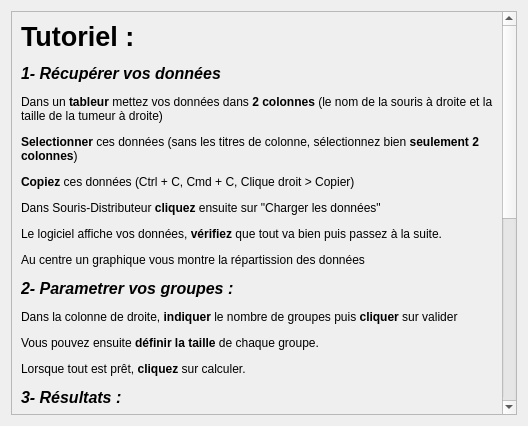
Above: tutoriel.ui from BriceGay/souris-distributeur before the change. Below: the same form after it.
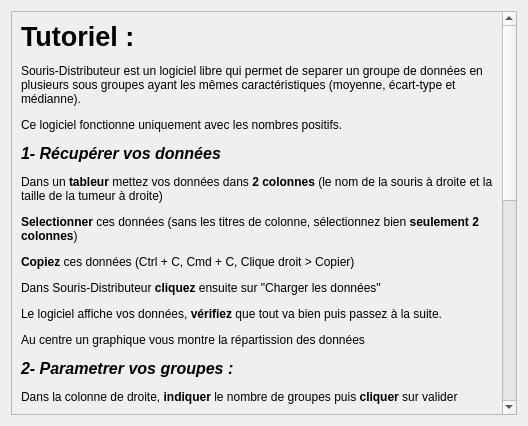
That is the form after the change. Icons and pictures are not drawn.

Commit message: Ajout des moy/ET dans les résultats Modification du tutoriel

```diff
--- a/tutoriel.ui
+++ b/tutoriel.ui
@@ -25,14 +25,14 @@
         <x>0</x>
         <y>0</y>
         <width>494</width>
-        <height>892</height>
+        <height>1017</height>
        </rect>
       </property>
       <layout class="QGridLayout" name="gridLayout_2">
        <item row="0" column="0">
         <widget class="QLabel" name="label">
          <property name="text">
-          <string>&lt;html&gt;&lt;head/&gt;&lt;body&gt;&lt;p&gt;&lt;span style=&quot; font-size:20pt; font-weight:600;&quot;&gt;Tutoriel :&lt;/span&gt;&lt;/p&gt;&lt;p&gt;&lt;span style=&quot; font-size:12pt; font-weight:600; font-style:italic;&quot;&gt;1- Récupérer vos données&lt;/span&gt;&lt;/p&gt;&lt;p&gt;Dans un &lt;span style=&quot; font-weight:600;&quot;&gt;tableur&lt;/span&gt; mettez vos données dans &lt;span style=&quot; font-weight:600;&quot;&gt;2 colonnes&lt;/span&gt; (le nom de la souris à droite et la taille de la tumeur à droite)&lt;/p&gt;&lt;p&gt;&lt;span style=&quot; font-weight:600;&quot;&gt;Selectionner&lt;/span&gt; ces données (sans les titres de colonne, sélectionnez bien &lt;span style=&quot; font-weight:600;&quot;&gt;seulement 2 colonnes&lt;/span&gt;) &lt;/p&gt;&lt;p&gt;&lt;img src=&quot;:/screenTableur.png&quot;/&gt;&lt;/p&gt;&lt;p&gt;&lt;span style=&quot; font-weight:600;&quot;&gt;Copiez&lt;/span&gt; ces données (Ctrl + C, Cmd + C, Clique droit &amp;gt; Copier)&lt;/p&gt;&lt;p&gt;Dans Souris-Distributeur&lt;span style=&quot; font-weight:600;&quot;&gt; cliquez&lt;/span&gt; ensuite sur &amp;quot;Charger les données&amp;quot;&lt;/p&gt;&lt;p&gt;Le logiciel affiche vos données, &lt;span style=&quot; font-weight:600;&quot;&gt;vérifiez&lt;/span&gt; que tout va bien puis passez à la suite.&lt;/p&gt;&lt;p&gt;Au centre un graphique vous montre la répartission des données&lt;/p&gt;&lt;p&gt;&lt;span style=&quot; font-size:12pt; font-weight:600; font-style:italic;&quot;&gt;2- Parametrer vos groupes :&lt;/span&gt;&lt;/p&gt;&lt;p&gt;Dans la colonne de droite, &lt;span style=&quot; font-weight:600;&quot;&gt;indiquer&lt;/span&gt; le nombre de groupes puis &lt;span style=&quot; font-weight:600;&quot;&gt;cliquer&lt;/span&gt; sur valider&lt;/p&gt;&lt;p&gt;Vous pouvez ensuite &lt;span style=&quot; font-weight:600;&quot;&gt;définir la taille&lt;/span&gt; de chaque groupe.&lt;/p&gt;&lt;p&gt;Lorsque tout est prêt, &lt;span style=&quot; font-weight:600;&quot;&gt;cliquez&lt;/span&gt; sur calculer.&lt;/p&gt;&lt;p&gt;&lt;span style=&quot; font-size:12pt; font-weight:600; font-style:italic;&quot;&gt;3- Résultats :&lt;/span&gt;&lt;/p&gt;&lt;p&gt;Le logiciel copie les résultats dans le presse-papier, il vous suffit de les coller dans un tableur&lt;br/&gt;&lt;/p&gt;&lt;p&gt;&lt;br/&gt;&lt;/p&gt;&lt;p&gt;&lt;span style=&quot; font-size:20pt; font-weight:600;&quot;&gt;Informations sur le logiciel :&lt;/span&gt;&lt;/p&gt;&lt;p&gt;Ce logiciel a été dévellopé par Brice Gay (brice.gay1@gmail.com) en 2019 pour l'IAB (INSERM). &lt;/p&gt;&lt;p&gt;&lt;span style=&quot; font-weight:600;&quot;&gt;Code source :&lt;/span&gt;&lt;a href=&quot;https://github.com/BriceGay/souris-distributeur&quot;&gt;&lt;span style=&quot; text-decoration: underline; color:#0000ff;&quot;&gt;https://github.com/BriceGay/souris-distributeur&lt;/span&gt;&lt;/a&gt;&lt;/p&gt;&lt;p&gt;&lt;span style=&quot; font-weight:600;&quot;&gt;Licence :&lt;/span&gt;&lt;/p&gt;&lt;p&gt;Copyright Brice Gay (brice.gay1@gmail.com) 2019 &lt;/p&gt;&lt;p&gt;&lt;span style=&quot; font-family:'monospace';&quot;&gt;This program is free software: you can redistribute it and/or modify it under the terms of the GNU General Public License as published by the Free Software Foundation, either version 3 of the License, or (at your option) any later version. This program is distributed in the hope that it will be useful, but WITHOUT ANY WARRANTY; without even the implied warranty of MERCHANTABILITY or FITNESS FOR A PARTICULAR PURPOSE. See the GNU General Public License for more details. You should have received a copy of the GNU General Public License along with this program. If not, see &amp;lt;https://www.gnu.org/licenses/&amp;gt;.&lt;/span&gt;&lt;/p&gt;&lt;/body&gt;&lt;/html&gt;</string>
+          <string>&lt;html&gt;&lt;head/&gt;&lt;body&gt;&lt;p&gt;&lt;span style=&quot; font-size:20pt; font-weight:600;&quot;&gt;Tutoriel :&lt;/span&gt;&lt;/p&gt;&lt;p&gt;Souris-Distributeur est un logiciel libre qui permet de separer un groupe de données en plusieurs sous groupes ayant les mêmes caractéristiques (moyenne, écart-type et médianne).&lt;/p&gt;&lt;p&gt;Ce logiciel fonctionne uniquement avec les nombres positifs.&lt;/p&gt;&lt;p&gt;&lt;span style=&quot; font-size:12pt; font-weight:600; font-style:italic;&quot;&gt;1- Récupérer vos données&lt;/span&gt;&lt;/p&gt;&lt;p&gt;Dans un &lt;span style=&quot; font-weight:600;&quot;&gt;tableur&lt;/span&gt; mettez vos données dans &lt;span style=&quot; font-weight:600;&quot;&gt;2 colonnes&lt;/span&gt; (le nom de la souris à droite et la taille de la tumeur à droite)&lt;/p&gt;&lt;p&gt;&lt;span style=&quot; font-weight:600;&quot;&gt;Selectionner&lt;/span&gt; ces données (sans les titres de colonne, sélectionnez bien &lt;span style=&quot; font-weight:600;&quot;&gt;seulement 2 colonnes&lt;/span&gt;) &lt;/p&gt;&lt;p&gt;&lt;img src=&quot;:/screenTableur.png&quot;/&gt;&lt;/p&gt;&lt;p&gt;&lt;span style=&quot; font-weight:600;&quot;&gt;Copiez&lt;/span&gt; ces données (Ctrl + C, Cmd + C, Clique droit &amp;gt; Copier)&lt;/p&gt;&lt;p&gt;Dans Souris-Distributeur&lt;span style=&quot; font-weight:600;&quot;&gt; cliquez&lt;/span&gt; ensuite sur &amp;quot;Charger les données&amp;quot;&lt;/p&gt;&lt;p&gt;Le logiciel affiche vos données, &lt;span style=&quot; font-weight:600;&quot;&gt;vérifiez&lt;/span&gt; que tout va bien puis passez à la suite.&lt;/p&gt;&lt;p&gt;Au centre un graphique vous montre la répartission des données&lt;/p&gt;&lt;p&gt;&lt;span style=&quot; font-size:12pt; font-weight:600; font-style:italic;&quot;&gt;2- Parametrer vos groupes :&lt;/span&gt;&lt;/p&gt;&lt;p&gt;Dans la colonne de droite, &lt;span style=&quot; font-weight:600;&quot;&gt;indiquer&lt;/span&gt; le nombre de groupes puis &lt;span style=&quot; font-weight:600;&quot;&gt;cliquer&lt;/span&gt; sur valider&lt;/p&gt;&lt;p&gt;Vous pouvez ensuite &lt;span style=&quot; font-weight:600;&quot;&gt;définir la taille&lt;/span&gt; de chaque groupe.&lt;/p&gt;&lt;p&gt;Lorsque tout est prêt, &lt;span style=&quot; font-weight:600;&quot;&gt;cliquez&lt;/span&gt; sur calculer.&lt;/p&gt;&lt;p&gt;&lt;span style=&quot; font-size:12pt; font-weight:600; font-style:italic;&quot;&gt;3- Résultats :&lt;/span&gt;&lt;/p&gt;&lt;p&gt;Le logiciel copie les résultats dans le presse-papier, il vous suffit de les coller dans un tableur&lt;br/&gt;&lt;/p&gt;&lt;p&gt;&lt;br/&gt;&lt;/p&gt;&lt;p&gt;&lt;span style=&quot; font-size:20pt; font-weight:600;&quot;&gt;Informations sur le logiciel :&lt;/span&gt;&lt;/p&gt;&lt;p&gt;Ce logiciel a été dévellopé par Brice Gay (brice.gay1@gmail.com) en 2019 pour l'IAB (INSERM). &lt;/p&gt;&lt;p&gt;&lt;span style=&quot; font-weight:600;&quot;&gt;Code source :&lt;/span&gt;&lt;a href=&quot;https://github.com/BriceGay/souris-distributeur&quot;&gt;&lt;span style=&quot; text-decoration: underline; color:#0000ff;&quot;&gt;https://github.com/BriceGay/souris-distributeur&lt;/span&gt;&lt;/a&gt;&lt;/p&gt;&lt;p&gt;&lt;span style=&quot; font-weight:600;&quot;&gt;Licence :&lt;/span&gt;&lt;/p&gt;&lt;p&gt;Copyright Brice Gay (brice.gay1@gmail.com) 2019 &lt;/p&gt;&lt;p&gt;&lt;span style=&quot; font-family:'monospace';&quot;&gt;This program is free software: you can redistribute it and/or modify it under the terms of the GNU General Public License as published by the Free Software Foundation, either version 3 of the License, or (at your option) any later version. This program is distributed in the hope that it will be useful, but WITHOUT ANY WARRANTY; without even the implied warranty of MERCHANTABILITY or FITNESS FOR A PARTICULAR PURPOSE. See the GNU General Public License for more details. You should have received a copy of the GNU General Public License along with this program. If not, see &amp;lt;https://www.gnu.org/licenses/&amp;gt;.&lt;/span&gt;&lt;/p&gt;&lt;/body&gt;&lt;/html&gt;</string>
          </property>
          <property name="textFormat">
           <enum>Qt::AutoText</enum>
```
The commit also changes 1 other file.
